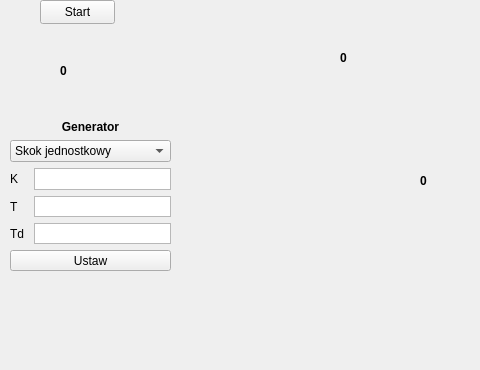
Old version of the form GUI/mainwindow.ui in the repository kacpereqo/regulatix; both pictures show x 0 to 480 and y 0 to 370 of the 840 by 530 pixel window.
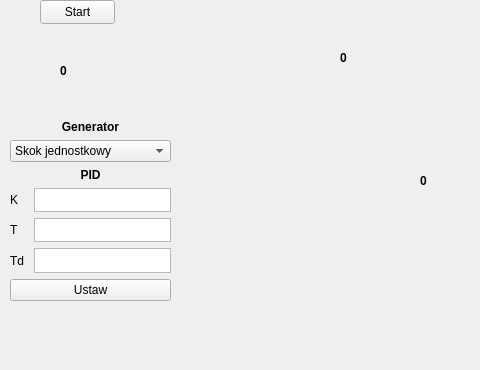
New version of the form. Icons and pictures are not drawn.

Patch:
```diff
--- a/GUI/mainwindow.ui
+++ b/GUI/mainwindow.ui
@@ -26,7 +26,7 @@
       <x>10</x>
       <y>120</y>
       <width>161</width>
-      <height>151</height>
+      <height>181</height>
      </rect>
     </property>
     <layout class="QVBoxLayout" name="verticalLayout_2">
@@ -79,6 +79,21 @@
      </item>
      <item>
       <layout class="QVBoxLayout" name="verticalLayout_4">
+       <item>
+        <widget class="QLabel" name="label_5">
+         <property name="font">
+          <font>
+           <bold>true</bold>
+          </font>
+         </property>
+         <property name="text">
+          <string>PID</string>
+         </property>
+         <property name="alignment">
+          <set>Qt::AlignmentFlag::AlignCenter</set>
+         </property>
+        </widget>
+       </item>
        <item>
         <layout class="QHBoxLayout" name="horizontalLayout_5">
          <item>
```
